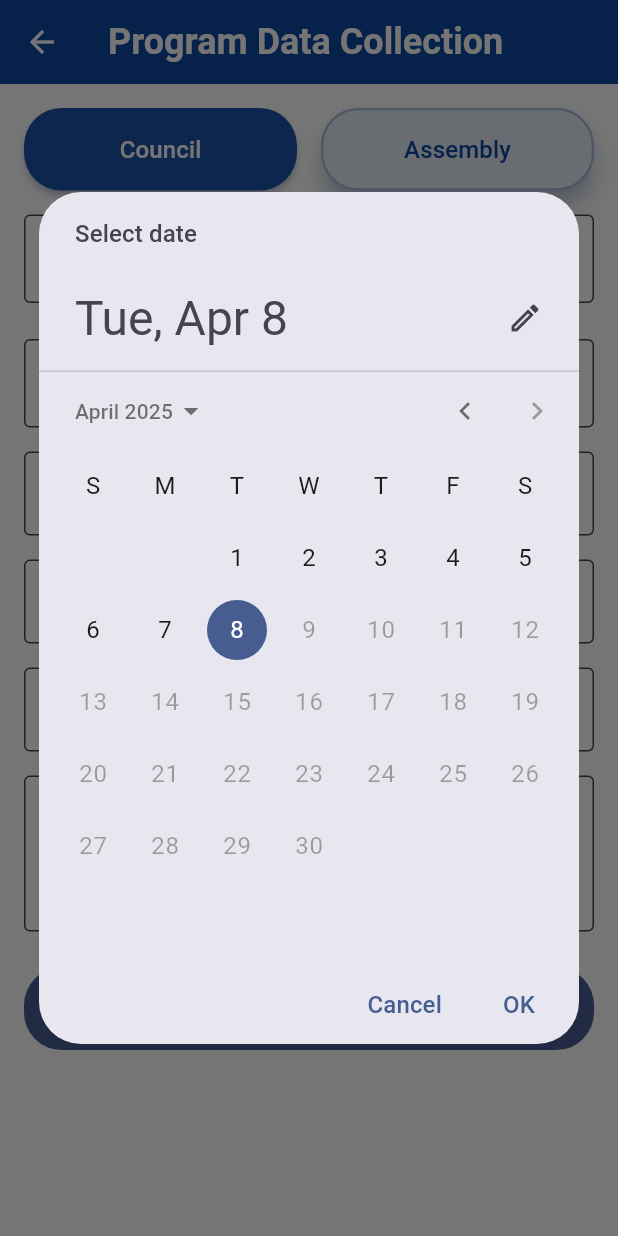
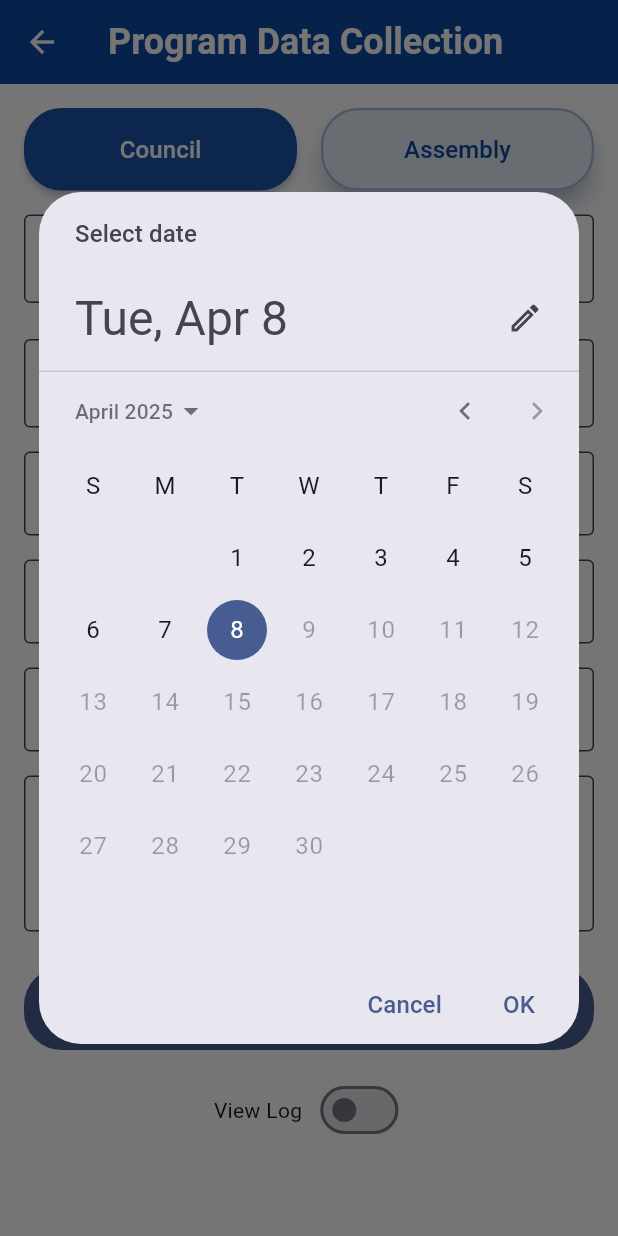
Before and after one commit to shawnmcpeek/councilfinances, a Flutter app: the ProgramsCollectScreen screen opened directly, after a tap on an icon or button, on a phone screen of 412 x 824 dp. Run offline on Flutter 3.47's test engine with Material 3 defaults, Android fonts, the phone set to English and light mode, and no system bars; our stand-ins replace cloud_firestore, firebase_auth, firebase_core, rxdart, share_plus; missing offline and left inert: syncfusion_flutter_pdf; accounts and stored records are empty.

Commit message:
improved log entry component and program entry component

```diff
--- a/lib/src/components/log_display.dart
+++ b/lib/src/components/log_display.dart
@@ -41,6 +41,7 @@ class _LogDisplayState<T extends LogEntry> extends State<LogDisplay<T>> {
   final Set<String> _expandedYears = {};
   final Set<String> _expandedMonths = {};
   late Map<int, Map<int, List<T>>> _groupedEntries;
+  bool _isVisible = false;
 
   @override
   void initState() {
@@ -77,6 +78,22 @@ class _LogDisplayState<T extends LogEntry> extends State<LogDisplay<T>> {
     }
 
     _groupedEntries = grouped;
+  }
+
+  Widget _buildToggleButton() {
+    return Row(
+      mainAxisAlignment: MainAxisAlignment.center,
+      children: [
+        Text(_isVisible ? 'Hide Log' : 'View Log'),
+        const SizedBox(width: 8),
+        Switch(
+          value: _isVisible,
+          onChanged: (value) {
+            setState(() => _isVisible = value);
+          },
+        ),
+      ],
+    );
   }
 
   void _toggleYear(String yearKey) {
@@ -154,13 +171,29 @@ class _LogDisplayState<T extends LogEntry> extends State<LogDisplay<T>> {
 
   @override
   Widget build(BuildContext context) {
-    if (widget.entries.isEmpty) {
-      return Center(child: Text(widget.emptyMessage));
+    return Column(
+      crossAxisAlignment: CrossAxisAlignment.stretch,
+      children: [
+        _buildToggleButton(),
+        if (_isVisible) ...[
+          if (widget.entries.isEmpty)
+            Padding(
+              padding: EdgeInsets.all(AppTheme.spacing),
+              child: Center(child: Text(widget.emptyMessage)),
+            )
+          else
+            _buildLogContent(),
+        ],
+      ],
+    );
   }
 
+  Widget _buildLogContent() {
     final years = _groupedEntries.keys.toList()..sort((a, b) => b.compareTo(a));
 
-    return ListView.builder(
+    return Card(
+      margin: EdgeInsets.symmetric(vertical: AppTheme.smallSpacing),
+      child: ListView.builder(
         shrinkWrap: widget.shrinkWrap,
         physics: widget.physics,
         itemCount: years.length,
@@ -170,12 +203,7 @@ class _LogDisplayState<T extends LogEntry> extends State<LogDisplay<T>> {
           final isYearExpanded = _expandedYears.contains(yearKey);
           final months = _groupedEntries[year]!.keys.toList()..sort((a, b) => b.compareTo(a));
 
-        return Card(
-          margin: EdgeInsets.symmetric(
-            horizontal: AppTheme.spacing,
-            vertical: AppTheme.smallSpacing,
-          ),
-          child: Column(
+          return Column(
             children: [
               // Year header
               InkWell(
@@ -236,9 +264,21 @@ class _LogDisplayState<T extends LogEntry> extends State<LogDisplay<T>> {
                             shrinkWrap: true,
                             physics: const NeverScrollableScrollPhysics(),
                             itemCount: entries.length,
-                            itemBuilder: (context, entryIndex) {
-                              final entry = entries[entryIndex];
-                              final isEven = entryIndex.isEven;
+                            itemBuilder: (context, entryIndex) => _buildEntryRow(entries[entryIndex], entryIndex),
+                          ),
+                      ],
+                    );
+                  },
+                ),
+            ],
+          );
+        },
+      ),
+    );
+  }
+
+  Widget _buildEntryRow(T entry, int index) {
+    final isEven = index.isEven;
 
     return InkWell(
       onTap: () => _showEntryDetails(entry),
@@ -309,16 +349,5 @@ class _LogDisplayState<T extends LogEntry> extends State<LogDisplay<T>> {
         ),
       ),
     );
-                            },
-                          ),
-                      ],
-                    );
-                  },
-                ),
-            ],
-          ),
-        );
-      },
-    );
   }
 }
--- /dev/null
+++ b/lib/src/models/program_entry_adapter.dart
@@ -0,0 +1,62 @@
+import '../components/log_display.dart';
+import '../models/form1728p_program.dart';
+import '../utils/formatters.dart';
+
+class ProgramEntry {
+  final String id;
+  final DateTime date;
+  final Form1728PCategory category;
+  final Form1728PProgram program;
+  final int hours;
+  final double disbursement;
+  final String description;
+
+  ProgramEntry({
+    required this.id,
+    required this.date,
+    required this.category,
+    required this.program,
+    required this.hours,
+    required this.disbursement,
+    required this.description,
+  });
+}
+
+class ProgramEntryAdapter implements LogEntry {
+  final ProgramEntry entry;
+  final bool hasEditPermission;
+  final bool hasDeletePermission;
+
+  ProgramEntryAdapter(this.entry, {
+    this.hasEditPermission = false,
+    this.hasDeletePermission = false,
+  });
+
+  @override
+  String get id => entry.id;
+
+  @override
+  DateTime get date => entry.date;
+
+  @override
+  String get title => entry.program.name;
+
+  @override
+  String get subtitle => '${formatDate(entry.date)} - ${entry.hours} hrs, ${formatCurrency(entry.disbursement)}';
+
+  @override
+  Map<String, String> get details => {
+    'Date': formatDate(entry.date),
+    'Category': entry.category.displayName,
+    'Program': entry.program.name,
+    'Hours': '${entry.hours}',
+    'Disbursement': formatCurrency(entry.disbursement),
+    'Description': entry.description,
+  };
+
+  @override
+  bool get canEdit => hasEditPermission;
+
+  @override
+  bool get canDelete => hasDeletePermission;
+}
--- a/lib/src/screens/programs_collect.dart
+++ b/lib/src/screens/programs_collect.dart
@@ -1,13 +1,16 @@
 import 'package:flutter/material.dart';
 import 'package:flutter/services.dart';
+import 'dart:async';
 import 'dart:convert';
 import '../models/form1728p_program.dart';
 import '../services/program_entry_service.dart';
 import '../services/user_service.dart';
 import '../models/user_profile.dart';
+import '../models/program_entry_adapter.dart';
 import '../utils/logger.dart';
 import '../theme/app_theme.dart';
 import '../components/organization_toggle.dart';
+import '../components/log_display.dart';
 import 'package:provider/provider.dart';
 import '../providers/organization_provider.dart';
 
@@ -29,6 +32,8 @@ class _ProgramsCollectScreenState extends State<ProgramsCollectScreen> {
   final _descriptionController = TextEditingController();
   DateTime _selectedDate = DateTime.now();
   UserProfile? _userProfile;
+  StreamSubscription<List<ProgramEntry>>? _entriesSubscription;
+  List<ProgramEntry> _entries = [];
 
   Form1728PCategory? _selectedCategory;
   Form1728PProgram? _selectedProgram;
@@ -46,44 +51,81 @@ class _ProgramsCollectScreenState extends State<ProgramsCollectScreen> {
     _hoursController.dispose();
     _disbursementController.dispose();
     _descriptionController.dispose();
+    _entriesSubscription?.cancel();
     super.dispose();
   }
 
+  @override
+  void didChangeDependencies() {
+    super.didChangeDependencies();
+    final organizationId = _getFormattedOrganizationId();
+    if (organizationId.isNotEmpty) {
+      _subscribeToEntries(organizationId);
+    }
+  }
+
+  String _getFormattedOrganizationId() {
+    if (_userProfile == null) return '';
+
+    final isAssembly = Provider.of<OrganizationProvider>(context, listen: false).isAssembly;
+    final organizationId = _userProfile!.getOrganizationId(isAssembly);
+
+    // Ensure proper formatting with C or A prefix and 6 digits
+    if (organizationId.isEmpty) return '';
+
+    // Remove any existing prefix
+    final numericId = organizationId.replaceAll(RegExp(r'[AC]'), '');
+
+    // Format with prefix and padding
+    final prefix = isAssembly ? 'A' : 'C';
+    return '$prefix${numericId.padLeft(6, '0')}';
+  }
+
   Future<void> _loadData() async {
+    if (!mounted) return;
+
     try {
       setState(() => _isLoading = true);
 
       // Load user profile
       final userProfile = await _userService.getUserProfile();
+      if (!mounted) return;
+
       if (userProfile == null) {
         throw Exception('User profile not found');
       }
 
-      // Load and parse the JSON file
+      // Load and parse JSON
       final String jsonString = await rootBundle.loadString('assets/data/form1728p_programs.json');
-      final Map<String, dynamic> jsonData = json.decode(jsonString);
+      if (!mounted) return;
+
+      final jsonData = json.decode(jsonString);
 
       // Initialize programs by category
+      final programsMap = <Form1728PCategory, List<Form1728PProgram>>{};
       for (var category in Form1728PCategory.values) {
-        final categoryPrograms = (jsonData[category.name] as List)
+        programsMap[category] = (jsonData[category.name] as List)
           .map((program) => Form1728PProgram.fromJson(program))
           .toList();
-        _programs[category] = categoryPrograms;
       }
+
+      if (!mounted) return;
 
       setState(() {
         _userProfile = userProfile;
+        _programs.clear();
+        _programs.addAll(programsMap);
         _isLoading = false;
       });
 
       AppLogger.debug('Loaded Form 1728P programs: $_programs');
     } catch (e, stackTrace) {
       AppLogger.error('Error loading Form 1728P programs', e, stackTrace);
-      if (mounted) {
+      if (!mounted) return;
+
       ScaffoldMessenger.of(context).showSnackBar(
         SnackBar(content: Text('Error loading data: ${e.toString()}')),
       );
-      }
     } finally {
       if (mounted) {
         setState(() => _isLoading = false);
@@ -91,10 +133,30 @@ class _ProgramsCollectScreenState extends State<ProgramsCollectScreen> {
     }
   }
 
-  String _getFormattedOrganizationId() {
-    if (_userProfile == null) return '';
-    return _userProfile!.getOrganizationId(
-      Provider.of<OrganizationProvider>(context, listen: false).isAssembly
+  void _subscribeToEntries(String organizationId) {
+    _entriesSubscription?.cancel();
+
+    if (organizationId.isEmpty) {
+      setState(() => _entries = []);
+      return;
+    }
+
+    _entriesSubscription = _programEntryService
+        .getProgramEntries(organizationId)
+        .listen(
+          (entries) {
+            if (mounted) {
+              setState(() => _entries = entries);
+            }
+          },
+          onError: (error) {
+            AppLogger.error('Error loading program entries', error);
+            if (mounted) {
+              ScaffoldMessenger.of(context).showSnackBar(
+                SnackBar(content: Text('Error loading entries: $error')),
+              );
+            }
+          },
         );
   }
 
@@ -239,7 +301,11 @@ class _ProgramsCollectScreenState extends State<ProgramsCollectScreen> {
                   DropdownButtonFormField<Form1728PCategory>(
                     decoration: AppTheme.formFieldDecorationWithLabel('Category'),
                     value: _selectedCategory,
-                    items: Form1728PCategory.values.map((category) => DropdownMenuItem(
+                    items: Form1728PCategory.values
+                      .where((category) => organizationProvider.isAssembly
+                        ? category == Form1728PCategory.patriotic
+                        : category != Form1728PCategory.patriotic)
+                      .map((category) => DropdownMenuItem(
                         value: category,
                         child: Text(category.displayName),
                       )).toList(),
@@ -332,6 +398,15 @@ class _ProgramsCollectScreenState extends State<ProgramsCollectScreen> {
                     label: Text(_isSaving ? 'Saving...' : 'Submit'),
                     style: AppTheme.filledButtonStyle,
                   ),
+                  SizedBox(height: AppTheme.spacing),
+
+                  // Log Display
+                  LogDisplay<ProgramEntryAdapter>(
+                    entries: _entries.map((entry) => ProgramEntryAdapter(entry)).toList(),
+                    emptyMessage: 'No program entries found',
+                    shrinkWrap: true,
+                    physics: const NeverScrollableScrollPhysics(),
+                  ),
                 ],
               ),
             ),
--- a/lib/src/services/program_entry_service.dart
+++ b/lib/src/services/program_entry_service.dart
@@ -1,5 +1,7 @@
 import 'package:cloud_firestore/cloud_firestore.dart';
+import 'package:rxdart/rxdart.dart';
 import '../models/form1728p_program.dart';
+import '../models/program_entry_adapter.dart';
 import '../utils/logger.dart';
 
 class ProgramEntryService {
@@ -45,6 +47,7 @@ class ProgramEntryService {
           'disbursement': existingDisbursement + disbursement,
           'lastUpdated': FieldValue.serverTimestamp(),
           'entries': FieldValue.arrayUnion([{
+            'id': DateTime.now().millisecondsSinceEpoch.toString(),
             'hours': hours,
             'disbursement': disbursement,
             'description': description,
@@ -69,6 +72,7 @@ class ProgramEntryService {
           'created': FieldValue.serverTimestamp(),
           'lastUpdated': FieldValue.serverTimestamp(),
           'entries': [{
+            'id': DateTime.now().millisecondsSinceEpoch.toString(),
             'hours': hours,
             'disbursement': disbursement,
             'description': description,
@@ -85,6 +89,66 @@ class ProgramEntryService {
       }
     } catch (e, stackTrace) {
       AppLogger.error('Error saving program entry', e, stackTrace);
+      rethrow;
+    }
+  }
+
+  Stream<List<ProgramEntry>> getProgramEntries(String organizationId) {
+    try {
+      if (!organizationId.startsWith('C') && !organizationId.startsWith('A')) {
+        throw Exception('Invalid organization ID format: $organizationId');
+      }
+
+      final currentYear = DateTime.now().year.toString();
+      final lastYear = (DateTime.now().year - 1).toString();
+
+      // Create a stream for each category and year
+      final streams = <Stream<List<ProgramEntry>>>[];
+
+      for (final year in [currentYear, lastYear]) {
+        for (final category in Form1728PCategory.values) {
+          final stream = _firestore
+              .collection('organizations')
+              .doc(organizationId)
+              .collection('program_entries')
+              .doc(year)
+              .collection(category.name)
+              .snapshots()
+              .map((snapshot) {
+                final entries = <ProgramEntry>[];
+                for (final doc in snapshot.docs) {
+                  final data = doc.data();
+                  final programEntries = (data['entries'] as List<dynamic>?) ?? [];
+
+                  for (final entry in programEntries) {
+                    entries.add(ProgramEntry(
+                      id: entry['id'] as String,
+                      date: DateTime.parse(entry['date'] as String),
+                      category: category,
+                      program: Form1728PProgram(
+                        id: data['programId'] as String,
+                        name: data['programName'] as String,
+                      ),
+                      hours: entry['hours'] as int,
+                      disbursement: (entry['disbursement'] as num).toDouble(),
+                      description: entry['description'] as String,
+                    ));
+                  }
+                }
+                return entries;
+              });
+          streams.add(stream);
+        }
+      }
+
+      // Combine all streams into one
+      return Rx.combineLatestList(streams).map((lists) {
+        final allEntries = lists.expand((list) => list).toList();
+        allEntries.sort((a, b) => b.date.compareTo(a.date));
+        return allEntries;
+      });
+    } catch (e) {
+      AppLogger.error('Error getting program entries', e);
       rethrow;
     }
   }
```
Lines whose indentation alone changed are shown as unchanged.
